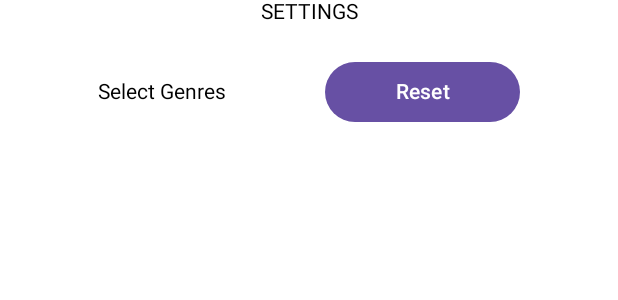
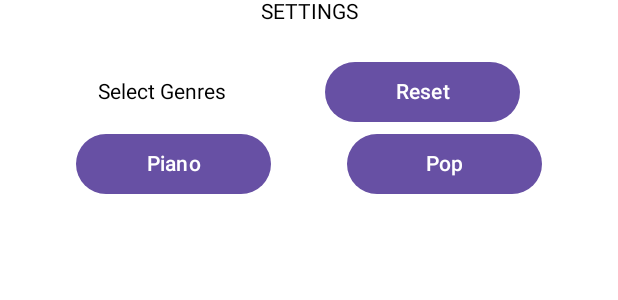
Before and after one commit to Collin-Bugash/Swipeify, an Android app built with Jetpack Compose: the @Preview function settingPreview, on a phone screen of 412 x 824 dp. Shown: the top 300 px of the screen. Run offline under Robolectric (Android 15) with nearby library versions, the phone set to English and light mode, and no system bars; network calls fail.

Commit message:
Dummy buttons for genres made

```diff
--- a/app/src/main/java/com/collinbugash/swipeify/presentation/settings/SettingsScreen.kt
+++ b/app/src/main/java/com/collinbugash/swipeify/presentation/settings/SettingsScreen.kt
@@ -10,9 +10,11 @@ import androidx.compose.ui.Alignment
 import androidx.compose.ui.Modifier
 import androidx.compose.ui.graphics.Color
 import androidx.compose.ui.platform.LocalContext
+import androidx.compose.ui.res.stringResource
 import androidx.compose.ui.text.style.TextAlign
 import androidx.compose.ui.tooling.preview.Preview
 import androidx.compose.ui.unit.dp
+import com.collinbugash.swipeify.R
 import org.intellij.lang.annotations.JdkConstants.HorizontalAlignment
 
 @Composable
@@ -50,7 +52,8 @@ fun SettingsScreen(){
                 horizontalArrangement = Arrangement.SpaceEvenly,
                 verticalAlignment = Alignment.CenterVertically)
             {
-
+                GenreButton(onClick = { /*TODO*/ }, genreName = stringResource(id = R.string.piano_genre))
+                GenreButton(onClick = {/*TODO*/}, genreName = stringResource(id = R.string.pop_genre))
             }
         }
     }
--- a/app/src/main/res/values/strings.xml
+++ b/app/src/main/res/values/strings.xml
@@ -1,4 +1,6 @@
 <resources>
     <string name="app_name">Swipeify</string>
     <string name="reset">Reset</string>
+    <string name="piano_genre">Piano</string>
+    <string name="pop_genre">Pop</string>
 </resources>
```
